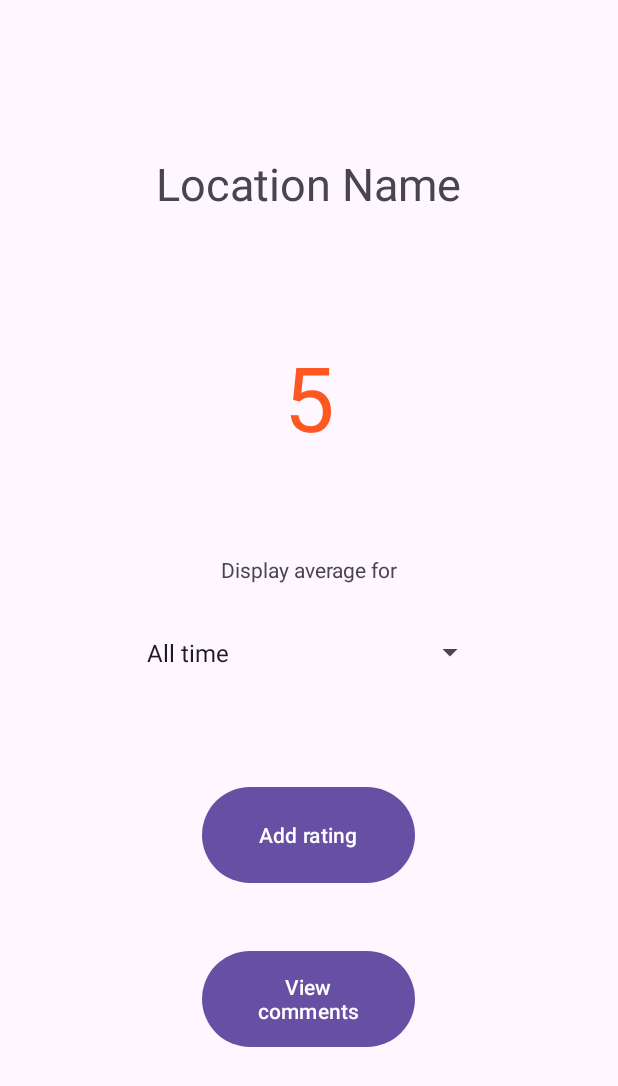
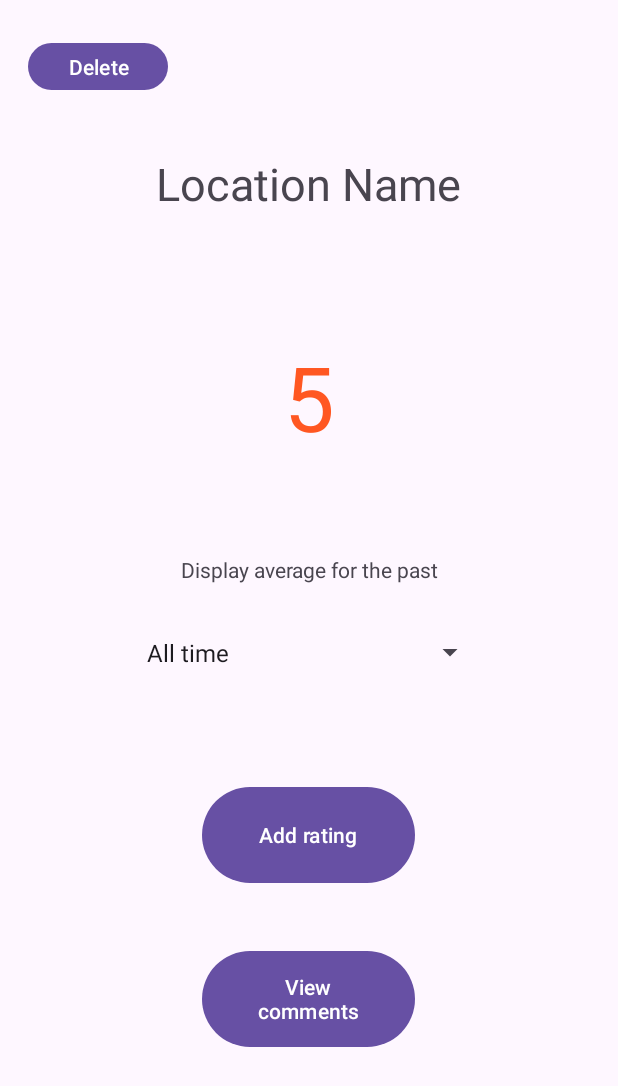
Before and after one commit to manoushpajouh/Vassar-Crowdmeter, an Android app: the layout fragment_location.xml on its own in the app's theme, with its tools: preview values and no code run, on a phone screen of 412 x 824 dp. Shown: the top 1086 px of the screen. Run offline under Robolectric (Android 15) with nearby library versions, the phone set to English and light mode, and no system bars.

Commit message:
added delete location feature and location name character limit

```diff
--- a/astudio/app/src/main/java/com/example/crowdmeterproject/model/LocationsLibrary.java
+++ b/astudio/app/src/main/java/com/example/crowdmeterproject/model/LocationsLibrary.java
@@ -44,7 +44,9 @@ public class LocationsLibrary {
         locations.add(l);
         return l;
     }
-
+    public void deleteLocation(Location l){
+        locations.remove(l);
+    }
     public List<Location> searchByName(String searchInput) {
         List<Location> retLocations = new ArrayList<>();
 
--- a/astudio/app/src/main/java/com/example/crowdmeterproject/view/AddFragment.java
+++ b/astudio/app/src/main/java/com/example/crowdmeterproject/view/AddFragment.java
@@ -86,7 +86,11 @@ public class AddFragment extends Fragment implements IAddView {
                 Editable locationNameEditable = binding.addLocationNameField.getText();
                 String locationName = locationNameEditable.toString();
 
-                if (selectedRating == 0){
+                if (locationName.length() > 20){
+                    // notify the user of character limit
+                    Snackbar.make(v, "Please limit your location name to 20 characters", Snackbar.LENGTH_LONG).show();
+                }
+                else if (selectedRating == 0){
                     // notify the user
                     Snackbar.make(v, String.format("Successfully added %s with no crowd rating", locationName), Snackbar.LENGTH_LONG).show();
                     // notify the listener
--- a/astudio/app/src/main/java/com/example/crowdmeterproject/view/ILocationView.java
+++ b/astudio/app/src/main/java/com/example/crowdmeterproject/view/ILocationView.java
@@ -5,5 +5,6 @@ public interface ILocationView {
     public interface Listener {
         void onAddRatingPress(ILocationView view);
         void onViewCommentsPress(ILocationView view);
+        void onDeletePress(ILocationView view);
     }
 }
--- a/astudio/app/src/main/java/com/example/crowdmeterproject/view/SearchFragment.java
+++ b/astudio/app/src/main/java/com/example/crowdmeterproject/view/SearchFragment.java
@@ -92,7 +92,7 @@ public class SearchFragment extends Fragment implements ISearchView {
             this.binding.resultsDisplay.addView(locationRow);
 
             TextView locationNameText = new TextView(this.binding.getRoot().getContext());
-            locationNameText.setText("   " + location.getName() + "         ");
+            locationNameText.setText("   " + location.getName() + "   ");
             locationNameText.setTextSize(18);
             locationNameText.setTextColor(Color.parseColor("#000000"));
             locationRow.addView(locationNameText);
--- a/astudio/app/src/main/res/layout/fragment_location.xml
+++ b/astudio/app/src/main/res/layout/fragment_location.xml
@@ -89,4 +89,18 @@
         app:layout_constraintStart_toStartOf="parent"
         app:layout_constraintTop_toBottomOf="@+id/crowdRatingDisplay" />
 
+    <Button
+        android:id="@+id/deleteButton"
+        android:layout_width="93dp"
+        android:layout_height="39dp"
+        android:layout_marginStart="20dp"
+        android:layout_marginTop="20dp"
+        android:layout_marginEnd="302dp"
+        android:layout_marginBottom="34dp"
+        android:text="@string/delete_button_label"
+        app:layout_constraintBottom_toTopOf="@+id/locationNameText"
+        app:layout_constraintEnd_toEndOf="parent"
+        app:layout_constraintStart_toStartOf="parent"
+        app:layout_constraintTop_toTopOf="parent" />
+
 </androidx.constraintlayout.widget.ConstraintLayout>
--- a/astudio/app/src/main/res/layout/fragment_search.xml
+++ b/astudio/app/src/main/res/layout/fragment_search.xml
@@ -35,11 +35,11 @@
 
     <ScrollView
         android:id="@+id/scrollView2"
-        android:layout_width="370dp"
+        android:layout_width="394dp"
         android:layout_height="351dp"
-        android:layout_marginStart="20dp"
+        android:layout_marginStart="10dp"
         android:layout_marginTop="40dp"
-        android:layout_marginEnd="20dp"
+        android:layout_marginEnd="10dp"
         android:layout_marginBottom="110dp"
         app:layout_constraintBottom_toBottomOf="parent"
         app:layout_constraintEnd_toEndOf="parent"
--- a/astudio/app/src/main/res/values/strings.xml
+++ b/astudio/app/src/main/res/values/strings.xml
@@ -6,7 +6,12 @@
     <string name="view_comments_button_label">View comments</string>
     <string name="view_location_button_label">View location</string>
     <string name="location_comment_screen_label">Location: </string>
-    <string name="slider_label">Display average for  </string>
+    <string name="delete_button_label">Delete </string>
+    <string name="delete_loc_button_label">Delete location  </string>
+    <string name="password_field_label">Please enter administrator password </string>
+    <string name="slider_label">Display average for the past </string>
+
+
     <string-array name="spinner_entries">
         <item>All time</item>
         <item>1 hr</item>
```
Also changed, not shown: astudio/app/src/main/java/com/example/crowdmeterproject/controller/MainActivity.java (+11 -1 lines), astudio/app/src/main/java/com/example/crowdmeterproject/view/DeleteFragment.java (added, +57 -0 lines), astudio/app/src/main/java/com/example/crowdmeterproject/view/IDeleteView.java (added, +7 -0 lines), astudio/app/src/main/java/com/example/crowdmeterproject/view/LocationFragment.java (+7 -0 lines), astudio/app/src/main/res/layout/fragment_delete.xml (added, +51 -0 lines).
